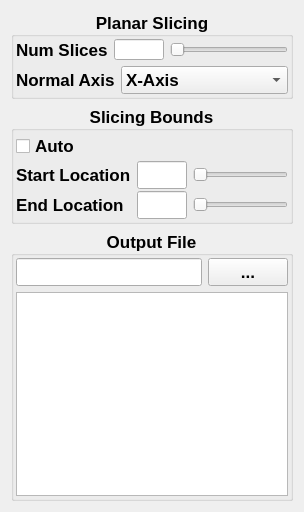
Above: src/qt_gui/ui/planarSlicingDialog.ui from fredwbacon/OpenVSP before the change. Below: the same form after it.
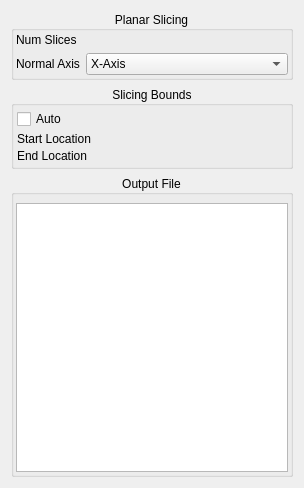
That is the form after the change. Custom widgets are drawn as their Qt base class.

The edit to the form file:
```diff
--- a/src/qt_gui/ui/planarSlicingDialog.ui
+++ b/src/qt_gui/ui/planarSlicingDialog.ui
@@ -7,7 +7,7 @@
     <x>0</x>
     <y>0</y>
     <width>304</width>
-    <height>512</height>
+    <height>488</height>
    </rect>
   </property>
   <property name="windowTitle">
@@ -16,13 +16,6 @@
   <layout class="QVBoxLayout" name="verticalLayout_2">
    <item>
     <widget class="QGroupBox" name="groupBox">
-     <property name="font">
-      <font>
-       <pointsize>13</pointsize>
-       <weight>75</weight>
-       <bold>true</bold>
-      </font>
-     </property>
      <property name="title">
       <string>Planar Slicing</string>
      </property>
@@ -45,41 +38,21 @@
       <item>
        <layout class="QHBoxLayout" name="horizontalLayout">
         <item>
-         <widget class="QLabel" name="NumSlices">
+         <widget class="QLabel" name="tlNumSlices">
           <property name="text">
            <string>Num Slices</string>
           </property>
          </widget>
         </item>
         <item>
-         <widget class="QLineEdit" name="numSlicesInput">
-          <property name="minimumSize">
-           <size>
-            <width>40</width>
-            <height>21</height>
-           </size>
-          </property>
-          <property name="maximumSize">
-           <size>
-            <width>50</width>
-            <height>16777215</height>
-           </size>
-          </property>
-         </widget>
-        </item>
-        <item>
-         <widget class="QSlider" name="numSlicesSlider">
-          <property name="orientation">
-           <enum>Qt::Horizontal</enum>
-          </property>
-         </widget>
+         <widget class="QariSliderInput" name="numSlicesInput"/>
         </item>
        </layout>
       </item>
       <item>
        <layout class="QHBoxLayout" name="horizontalLayout_2">
         <item>
-         <widget class="QLabel" name="NormalAxis">
+         <widget class="QLabel" name="tlNormalAxis">
           <property name="text">
            <string>Normal Axis</string>
           </property>
@@ -117,13 +90,6 @@
    </item>
    <item>
     <widget class="QGroupBox" name="groupBox_2">
-     <property name="font">
-      <font>
-       <pointsize>13</pointsize>
-       <weight>75</weight>
-       <bold>true</bold>
-      </font>
-     </property>
      <property name="title">
       <string>Slicing Bounds</string>
      </property>
@@ -132,84 +98,44 @@
      </property>
      <layout class="QGridLayout" name="gridLayout">
       <property name="leftMargin">
-       <number>2</number>
+       <number>3</number>
       </property>
       <property name="topMargin">
-       <number>2</number>
+       <number>3</number>
       </property>
       <property name="rightMargin">
-       <number>2</number>
+       <number>3</number>
       </property>
       <property name="bottomMargin">
-       <number>2</number>
+       <number>3</number>
       </property>
-      <property name="verticalSpacing">
-       <number>2</number>
+      <property name="spacing">
+       <number>3</number>
       </property>
-      <item row="0" column="0" colspan="3">
-       <widget class="QCheckBox" name="AutoBoundsButton">
-        <property name="text">
-         <string>Auto</string>
-        </property>
-       </widget>
-      </item>
-      <item row="1" column="0">
-       <widget class="QLabel" name="StartLocation">
-        <property name="text">
-         <string>Start Location</string>
-        </property>
-       </widget>
-      </item>
-      <item row="1" column="1">
-       <widget class="QLineEdit" name="StartLocationInput">
-        <property name="minimumSize">
-         <size>
-          <width>40</width>
-          <height>21</height>
-         </size>
-        </property>
-        <property name="maximumSize">
-         <size>
-          <width>50</width>
-          <height>16777215</height>
-         </size>
-        </property>
-       </widget>
-      </item>
-      <item row="1" column="2">
-       <widget class="QSlider" name="StartLocationSlider">
-        <property name="orientation">
-         <enum>Qt::Horizontal</enum>
-        </property>
-       </widget>
-      </item>
       <item row="2" column="0">
-       <widget class="QLabel" name="EndLocation">
+       <widget class="QLabel" name="tlEndLocation">
         <property name="text">
          <string>End Location</string>
         </property>
        </widget>
       </item>
+      <item row="1" column="0">
+       <widget class="QLabel" name="tlStartLocation">
+        <property name="text">
+         <string>Start Location</string>
+        </property>
+       </widget>
+      </item>
       <item row="2" column="1">
-       <widget class="QLineEdit" name="EndLocationInput">
-        <property name="minimumSize">
-         <size>
-          <width>40</width>
-          <height>0</height>
-         </size>
-        </property>
-        <property name="maximumSize">
-         <size>
-          <width>50</width>
-          <height>16777215</height>
-         </size>
-        </property>
-       </widget>
+       <widget class="QariSliderInput" name="endLocationInput"/>
       </item>
-      <item row="2" column="2">
-       <widget class="QSlider" name="EndLocationSlider">
-        <property name="orientation">
-         <enum>Qt::Horizontal</enum>
+      <item row="1" column="1">
+       <widget class="QariSliderInput" name="startLocationInput"/>
+      </item>
+      <item row="0" column="0" colspan="3">
+       <widget class="QCheckBox" name="AutoBoundsButton">
+        <property name="text">
+         <string>Auto</string>
         </property>
        </widget>
       </item>
@@ -218,13 +144,6 @@
    </item>
    <item>
     <widget class="QGroupBox" name="groupBox_3">
-     <property name="font">
-      <font>
-       <pointsize>13</pointsize>
-       <weight>75</weight>
-       <bold>true</bold>
-      </font>
-     </property>
      <property name="title">
       <string>Output File</string>
      </property>
@@ -247,27 +166,29 @@
       <property name="verticalSpacing">
        <number>6</number>
       </property>
-      <item row="0" column="0">
-       <widget class="QLineEdit" name="txtFileOutput"/>
-      </item>
-      <item row="0" column="1">
-       <widget class="QPushButton" name="fileButton">
-        <property name="text">
-         <string>...</string>
-        </property>
-        <property name="autoDefault">
-         <bool>false</bool>
-        </property>
-       </widget>
-      </item>
       <item row="1" column="0" colspan="2">
        <widget class="QPlainTextEdit" name="outputTextDisplay"/>
       </item>
+      <item row="0" column="0" colspan="2">
+       <widget class="QariFileInput" name="qariFileInput"/>
+      </item>
      </layout>
     </widget>
    </item>
   </layout>
  </widget>
+ <customwidgets>
+  <customwidget>
+   <class>QariFileInput</class>
+   <extends>QWidget</extends>
+   <header>qarilineedit.h</header>
+  </customwidget>
+  <customwidget>
+   <class>QariSliderInput</class>
+   <extends>QWidget</extends>
+   <header>qarisliderinput.h</header>
+  </customwidget>
+ </customwidgets>
  <resources/>
  <connections/>
 </ui>
```
